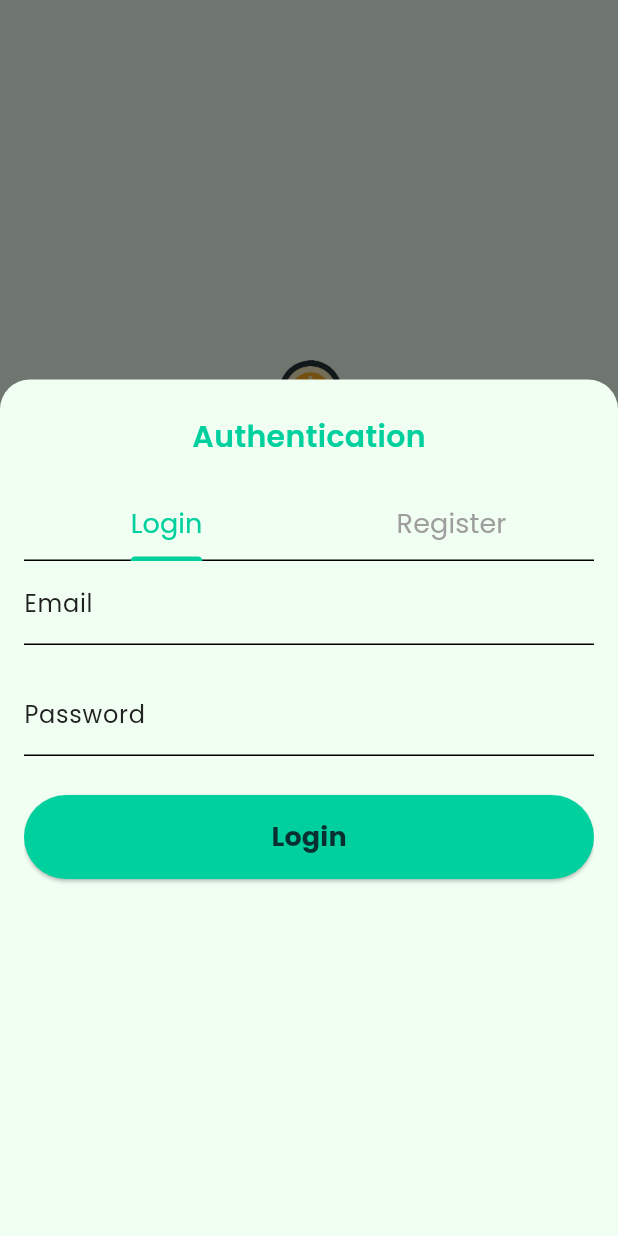
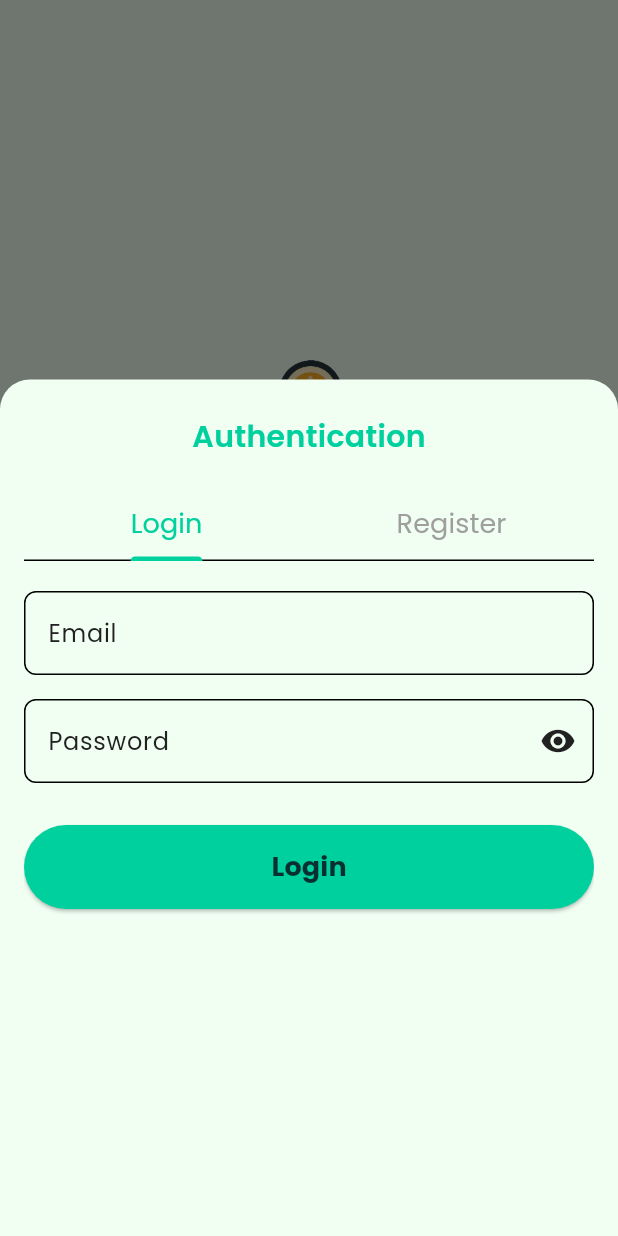
Before and after one commit to Lukman350/dompetly, a Flutter app: the screen it shows after launch, after a tap on "Continue with Email", on a phone screen of 412 x 824 dp. Run offline on Flutter 3.47's test engine with Material 3 defaults, Android fonts, the phone set to English and light mode, and no system bars; our stand-ins replace firebase_auth, firebase_core, get, get_storage, google_fonts, google_sign_in; accounts and stored records are empty; generated files the repository leaves out were written again.

Commit message:
feat: Implement form validation and API integration for login and register
This commit introduces form validation and API integration for both login and register functionalities.

Key changes include:

- Added `CustomFormField` widget for reusable form field creation with error handling and password visibility toggle.
- Implemented `LoginFormController` and `RegisterFormController` using GetX for state management and validation logic.
- Integrated API calls for user registration and login.
- Updated `LoginForm` and `RegisterForm` to utilize the new controllers and custom form field.
- Added loading indicators during API calls.
- Implemented error handling and user feedback using GetX snackbars.
- Added `UserRequest` model for structuring API request data.
- Ensured proper disposal of `TextEditingController` instances.

```diff
--- /dev/null
+++ b/lib/api/user/request/user_request.dart
@@ -0,0 +1,21 @@
+class UserRequest {
+  final String? email;
+  final String? password;
+  final String? username;
+  final String? confirmPassword;
+
+  UserRequest({this.email, this.password, this.username, this.confirmPassword});
+
+  Map<String, dynamic> toJsonLogin() {
+    return {'email': email, 'password': password};
+  }
+
+  Map<String, dynamic> toJsonRegister() {
+    return {
+      'email': email,
+      'password': password,
+      'username': username,
+      'confirmPassword': confirmPassword,
+    };
+  }
+}
--- a/lib/components/button.dart
+++ b/lib/components/button.dart
@@ -3,7 +3,7 @@ import 'package:flutter/material.dart';
 
 class Button extends StatelessWidget {
   final String type;
-  final Widget child;
+  final Widget? child;
   final GestureTapCallback? onPressed;
 
   const Button({
--- /dev/null
+++ b/lib/components/custom_form_field.dart
@@ -0,0 +1,57 @@
+import 'package:flutter/material.dart';
+import 'package:get/get.dart';
+
+class CustomFormField extends StatelessWidget {
+  final String label;
+  final TextEditingController controller;
+  final RxnString? errorText;
+  final RxBool? obscureText;
+  final bool isPassword;
+  final VoidCallback? onToggleObscure;
+  final TextInputType keyboardType;
+
+  const CustomFormField({
+    super.key,
+    required this.label,
+    required this.controller,
+    this.errorText,
+    this.obscureText,
+    this.isPassword = false,
+    this.onToggleObscure,
+    this.keyboardType = TextInputType.text,
+  });
+
+  @override
+  Widget build(BuildContext context) {
+    return Obx(
+      () => Column(
+        crossAxisAlignment: CrossAxisAlignment.start,
+        children: [
+          TextFormField(
+            controller: controller,
+            obscureText: obscureText == null ? false : obscureText!.value,
+            keyboardType: keyboardType,
+            decoration: InputDecoration(
+              labelText: label,
+              errorText: errorText?.value,
+              border: const OutlineInputBorder(
+                borderRadius: BorderRadius.all(Radius.circular(8)),
+              ),
+              suffixIcon: isPassword
+                  ? IconButton(
+                      icon: Icon(
+                        obscureText!.value
+                            ? Icons.visibility
+                            : Icons.visibility_off,
+                      ),
+                      onPressed: onToggleObscure,
+                    )
+                  : null,
+            ),
+          ),
+          const SizedBox(height: 16),
+        ],
+      ),
+    );
+  }
+}
--- a/lib/components/login_form.dart
+++ b/lib/components/login_form.dart
@@ -1,47 +1,75 @@
+import 'package:dompetly/api/user/request/user_request.dart';
 import 'package:dompetly/components/button.dart';
+import 'package:dompetly/controllers/auth_controller.dart';
+import 'package:dompetly/controllers/login_form_controller.dart';
+import 'package:dompetly/pages/dashboard_page.dart';
 import 'package:dompetly/themes/app_colors.dart';
 import 'package:flutter/material.dart';
+import 'package:get/get.dart';
+
+import 'custom_form_field.dart';
 
 class LoginForm extends StatelessWidget {
-  final emailController = TextEditingController();
-  final passwordController = TextEditingController();
-  final _formKey = GlobalKey<FormState>();
-
-  bool _isValidEmail(String email) {
-    final emailRegex = RegExp(r'^[\w-\.]+@([\w-]+\.)+[\w-]{2,4}$');
-    return emailRegex.hasMatch(email);
-  }
+  final controller = Get.put(LoginFormController());
+  final authController = AuthController.to;
 
   @override
   Widget build(BuildContext context) {
     return SingleChildScrollView(
-      child: Form(
-        key: _formKey,
       child: Column(
-          spacing: 3,
         children: [
-            TextFormField(
-              controller: emailController,
-              decoration: InputDecoration(labelText: 'Email'),
-              validator: (val) => val != null && _isValidEmail(val)
-                  ? null
-                  : 'Email tidak valid',
+          SizedBox(height: 20),
+          CustomFormField(
+            label: 'Email',
+            controller: controller.email,
+            errorText: controller.emailError,
+            keyboardType: TextInputType.emailAddress,
+          ),
+          CustomFormField(
+            label: 'Password',
+            controller: controller.password,
+            errorText: controller.passwordError,
+            obscureText: controller.obscurePassword,
+            isPassword: true,
+            onToggleObscure: () => controller.obscurePassword.toggle(),
           ),
           SizedBox(height: 12),
-            TextFormField(
-              controller: passwordController,
-              obscureText: true,
-              decoration: InputDecoration(labelText: 'Password'),
-              validator: (val) => val != null && val.length >= 6
-                  ? null
-                  : 'Password minimal 6 karakter',
-            ),
-            SizedBox(height: 20),
-            SizedBox(
+          Obx(
+            () => SizedBox(
               width: double.infinity,
               child: Button(
                 type: "primary",
-                child: Text(
+                onPressed: controller.loading.value
+                    ? null
+                    : () async {
+                        if (controller.validateForm()) {
+                          controller.loading.value = true;
+                          bool loggedIn = await authController.signInWithEmail(
+                            request: UserRequest(
+                              email: controller.email.text,
+                              password: controller.password.text,
+                            ),
+                          );
+
+                          controller.loading.value = false;
+
+                          if (loggedIn) {
+                            Get.offAllNamed(DashboardPage.routeName);
+                          }
+                        }
+                      },
+                child: controller.loading.value
+                    ? const SizedBox(
+                        height: 20,
+                        width: 20,
+                        child: CircularProgressIndicator(
+                          strokeWidth: 2,
+                          valueColor: AlwaysStoppedAnimation<Color>(
+                            Colors.white,
+                          ),
+                        ),
+                      )
+                    : Text(
                         'Login',
                         style: TextStyle(
                           fontWeight: FontWeight.bold,
@@ -49,17 +77,11 @@ class LoginForm extends StatelessWidget {
                           color: AppColors.textSecondaryDark,
                         ),
                       ),
-                onPressed: () {
-                  if (_formKey.currentState!.validate()) {
-                    Navigator.pop(context);
-                    print('Login dengan ${emailController.text}');
-                  }
-                },
+              ),
             ),
           ),
         ],
       ),
-      ),
     );
   }
 }
--- /dev/null
+++ b/lib/controllers/login_form_controller.dart
@@ -0,0 +1,45 @@
+import 'package:flutter/material.dart';
+import 'package:get/get.dart';
+
+class LoginFormController extends GetxController {
+  final email = TextEditingController();
+  final password = TextEditingController();
+
+  final emailError = RxnString();
+  final passwordError = RxnString();
+
+  final obscurePassword = true.obs;
+  final loading = false.obs;
+
+  bool _isValidEmail(String email) {
+    final emailRegex = RegExp(r'^[\w-\.]+@([\w-]+\.)+[\w-]{2,4}$');
+    return emailRegex.hasMatch(email);
+  }
+
+  bool validateForm() {
+    emailError.value = email.text.isEmpty
+        ? 'Email field is required'
+        : _isValidEmail(email.text)
+        ? null
+        : 'Email is not valid';
+    passwordError.value = password.text.length < 6
+        ? 'Password must be at least 6 characters'
+        : null;
+
+    return [
+      emailError.value,
+      passwordError.value,
+    ].every((error) => error == null);
+  }
+
+  void disposeControllers() {
+    email.dispose();
+    password.dispose();
+  }
+
+  @override
+  void onClose() {
+    disposeControllers();
+    super.onClose();
+  }
+}
```
Also changed, not shown: lib/components/register_form.dart (+91 -53 lines), lib/controllers/register_form_controller.dart (added, +68 -0 lines). Lines whose indentation alone changed are shown as unchanged.
